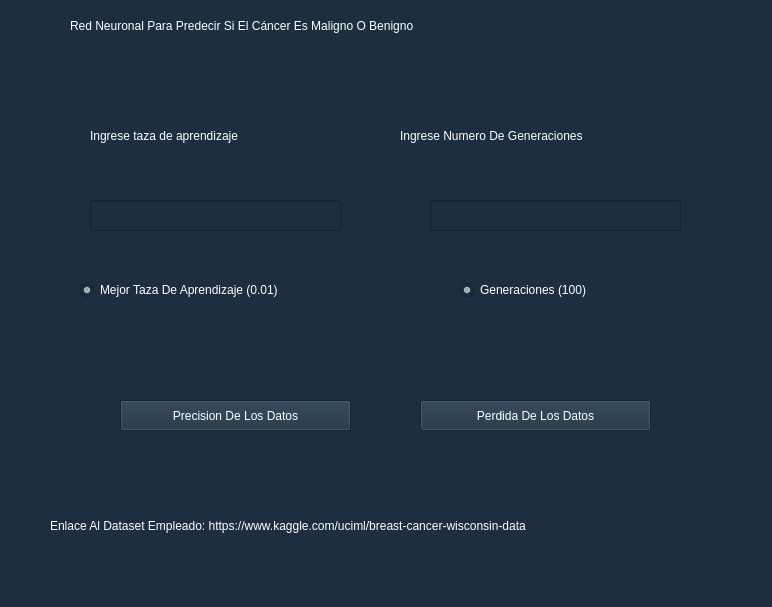
First picture: the form in vista/vistaPrincipal.ui, repository 193228/A1_C3_2022_BreastCancer, before the edit.
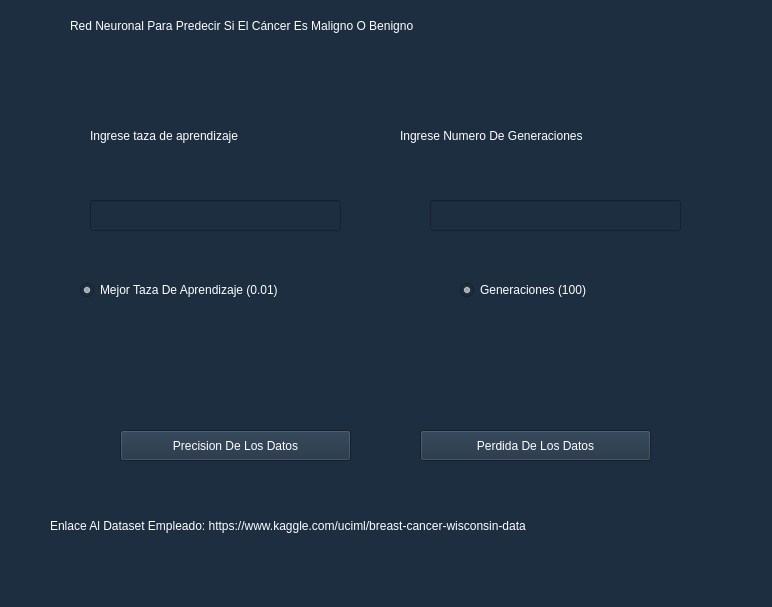
Second picture: the form after the edit.

The edit to the form file:
```diff
--- a/vista/vistaPrincipal.ui
+++ b/vista/vistaPrincipal.ui
@@ -109,7 +109,7 @@
     <property name="geometry">
      <rect>
       <x>120</x>
-      <y>400</y>
+      <y>430</y>
       <width>231</width>
       <height>31</height>
      </rect>
@@ -126,7 +126,7 @@
     <property name="geometry">
      <rect>
       <x>420</x>
-      <y>400</y>
+      <y>430</y>
       <width>231</width>
       <height>31</height>
      </rect>
```
Left out of the diff: 13 changed lines with no effect on the pictures.
